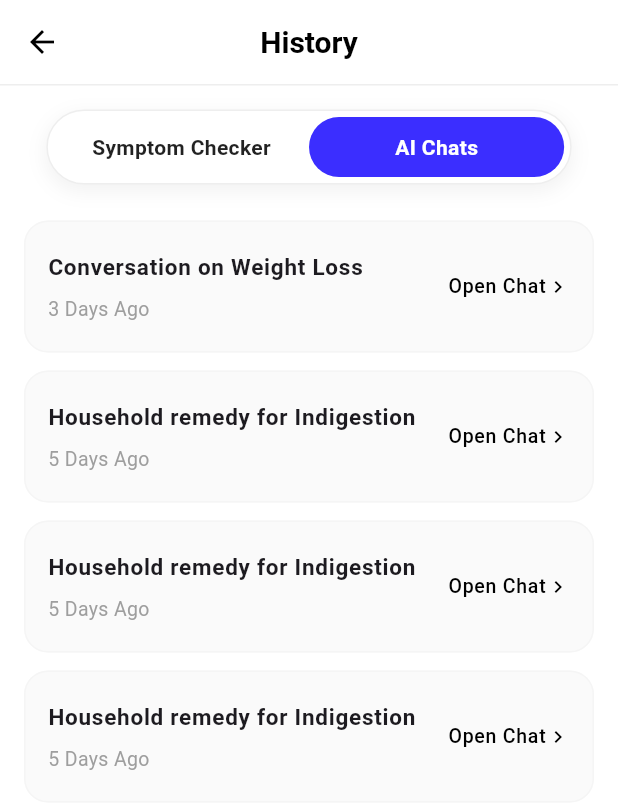
After one commit to Dejito/NaijaMedAssistant, a Flutter app: the PatientHistoryScreen screen opened directly, after a tap on "AI Chats", on a phone screen of 412 x 824 dp. The commit adds this screen. Shown: the top 809 px of the screen. Run offline on Flutter 3.47's test engine with Material 3 defaults, Android fonts, the phone set to English and light mode, and no system bars; our stand-ins replace bloc, dio, dots_indicator, flutter_bloc, flutter_easyloading, flutter_markdown_plus and 9 more; accounts and stored records are empty; network calls fail.

Commit message:
chats history implementation

```diff
--- a/lib/core/constant/app_url.dart
+++ b/lib/core/constant/app_url.dart
@@ -31,6 +31,7 @@ class AppUrl {
 
   ///Chats
   static const getChats = 'chats';
+  static String getChatMessages(String conversationId) => 'chats/$conversationId/messages';
   static const initiateChat = 'chats/initiate';
 
   ///Notifications
--- a/lib/data/service/user_api.dart
+++ b/lib/data/service/user_api.dart
@@ -150,6 +150,12 @@ class ApiService {
     return response;
   }
 
+  static Future<Response> getChatsHistory() async {
+    var response = await HttpUtil()
+        .get(AppUrl.getChats);
+    return response;
+  }
+
 
 
 
--- a/lib/presentation/app_page/app_page.dart
+++ b/lib/presentation/app_page/app_page.dart
@@ -2,6 +2,7 @@ import 'package:flutter/material.dart';
 import 'package:naija_med_assistant/presentation/views/profile/profile.dart';
 import '../ai_chat/view/patient_doctor_history_screen.dart';
 import '../dashboard/screens/dashboard.dart';
+import '../dashboard/screens/patient_history_screen.dart';
 
 
 class ApplicationPage extends StatefulWidget {
@@ -16,7 +17,7 @@ class ApplicationPage extends StatefulWidget {
 class _ApplicationPageState extends State<ApplicationPage> {
   final List<Widget> _pages = [
     const Dashboard(),
-    const PatientDoctorHistoryScreen(),
+    const PatientHistoryScreen(),
     const Profile(),
   ];
 
--- /dev/null
+++ b/lib/presentation/dashboard/dashboard_viewmodel/dashboard_state.dart
@@ -0,0 +1,6 @@
+part of 'dashboard_cubit.dart';
+
+@immutable
+sealed class DashboardState {}
+
+final class DashboardInitial extends DashboardState {}
--- /dev/null
+++ b/lib/presentation/dashboard/screens/patient_history_screen.dart
@@ -0,0 +1,183 @@
+import 'package:flutter/material.dart';
+
+import '../widgets/symptom_check_listview.dart';
+
+class PatientHistoryScreen extends StatefulWidget {
+  const PatientHistoryScreen({super.key});
+
+  @override
+  State<PatientHistoryScreen> createState() => _PatientHistoryScreenState();
+}
+
+class _PatientHistoryScreenState extends State<PatientHistoryScreen> {
+  int _selectedTabIndex = 0; // 0 for Symptom Checker, 1 for AI Chats
+
+  @override
+  Widget build(BuildContext context) {
+    const primaryBlue = Color(0xff3b2eff);
+
+    return Scaffold(
+      backgroundColor: Colors.white,
+      appBar: AppBar(
+        backgroundColor: Colors.white,
+        elevation: 0,
+        leading: IconButton(
+          icon: const Icon(Icons.arrow_back, color: Colors.black),
+          onPressed: () => Navigator.of(context).pop(),
+        ),
+        title: const Text(
+          'History',
+          style: TextStyle(
+            color: Colors.black,
+            fontSize: 20,
+            fontWeight: FontWeight.bold,
+          ),
+        ),
+        centerTitle: true,
+        bottom: PreferredSize(
+          preferredSize: const Size.fromHeight(1.0),
+          child: Container(
+            color: Colors.grey.shade200,
+            height: 1.0,
+          ),
+        ),
+      ),
+      body: Column(
+        children: [
+          const SizedBox(height: 16),
+
+          // Custom Pill Tab Switcher Container
+          Center(
+            child: Container(
+              width: MediaQuery.of(context).size.width * 0.85,
+              height: 50,
+              padding: const EdgeInsets.all(4),
+              decoration: BoxDecoration(
+                color: Colors.white,
+                borderRadius: BorderRadius.circular(25),
+                boxShadow: [
+                  BoxShadow(
+                    color: Colors.black.withOpacity(0.05),
+                    spreadRadius: 1,
+                    blurRadius: 10,
+                    offset: const Offset(0, 4),
+                  ),
+                ],
+                border: Border.all(color: Colors.grey.shade200),
+              ),
+              child: Row(
+                children: [
+                  // Tab 1: Symptom Checker
+                  Expanded(
+                    child: GestureDetector(
+                      onTap: () => setState(() => _selectedTabIndex = 0),
+                      child: Container(
+                        decoration: BoxDecoration(
+                          color: _selectedTabIndex == 0 ? primaryBlue : Colors.transparent,
+                          borderRadius: BorderRadius.circular(20),
+                        ),
+                        alignment: Alignment.center,
+                        child: Text(
+                          'Symptom Checker',
+                          style: TextStyle(
+                            color: _selectedTabIndex == 0 ? Colors.white : Colors.black87,
+                            fontSize: 14,
+                            fontWeight: FontWeight.bold,
+                          ),
+                        ),
+                      ),
+                    ),
+                  ),
+
+                  // Tab 2: AI Chats
+                  Expanded(
+                    child: GestureDetector(
+                      onTap: () => setState(() => _selectedTabIndex = 1),
+                      child: Container(
+                        decoration: BoxDecoration(
+                          color: _selectedTabIndex == 1 ? primaryBlue : Colors.transparent,
+                          borderRadius: BorderRadius.circular(20),
+                        ),
+                        alignment: Alignment.center,
+                        child: Text(
+                          'AI Chats',
+                          style: TextStyle(
+                            color: _selectedTabIndex == 1 ? Colors.white : Colors.black87,
+                            fontSize: 14,
+                            fontWeight: FontWeight.bold,
+                          ),
+                        ),
+                      ),
+                    ),
+                  ),
+                ],
+              ),
+            ),
+          ),
+          const SizedBox(height: 16),
+
+          // Conditional View Area
+          Expanded(
+            child: IndexedStack(
+              index: _selectedTabIndex,
+              children: [
+                // Tab index 0: Displays your already implemented view assembly
+                const SymptomCheckListview(),
+
+                // Tab index 1: Placeholder layout container for AI Chats list widget
+                _buildAiChatsListView(),
+              ],
+            ),
+          ),
+        ],
+      ),
+    );
+  }
+
+  /// Dummy layout for the right-hand view tab (AI Chats) shown in your screenshot
+  Widget _buildAiChatsListView() {
+    // Replace this structure entirely with your incoming chat response cubit/list-view
+    return ListView.builder(
+      padding: const EdgeInsets.symmetric(horizontal: 16, vertical: 8),
+      itemCount: 4,
+      itemBuilder: (context, index) {
+        return Card(
+          margin: const EdgeInsets.only(bottom: 12),
+          elevation: 0,
+          shape: RoundedRectangleBorder(
+            borderRadius: BorderRadius.circular(16),
+            side: BorderSide(color: Colors.grey.shade100),
+          ),
+          color: Colors.grey.shade50,
+          child: ListTile(
+            contentPadding: const EdgeInsets.symmetric(horizontal: 16, vertical: 8),
+            title: Text(
+              index == 0 ? 'Conversation on Weight Loss' : 'Household remedy for Indigestion',
+              style: const TextStyle(fontWeight: FontWeight.bold, fontSize: 15),
+            ),
+            subtitle: Padding(
+              padding: const EdgeInsets.only(top: 6.0),
+              child: Text(
+                index == 0 ? '3 Days Ago' : '5 Days Ago',
+                style: TextStyle(color: Colors.grey.shade500, fontSize: 13),
+              ),
+            ),
+            trailing: const Wrap(
+              crossAxisAlignment: WrapCrossAlignment.center,
+              children: [
+                Text(
+                  'Open Chat',
+                  style: TextStyle(color: Colors.black, fontWeight: FontWeight.w500, fontSize: 13),
+                ),
+                Icon(Icons.chevron_right, size: 16, color: Colors.black),
+              ],
+            ),
+            onTap: () {
+              // TODO: Wire entry point routing target for explicit conversation threads
+            },
+          ),
+        );
+      },
+    );
+  }
+}
```
Also changed, not shown: lib/presentation/ai_chat/ai_chat_service/response/chat_history_response.dart (added, +191 -0 lines), lib/presentation/ai_chat/ai_chat_viewmodel/ai_chat_cubit.dart (+22 -0 lines), lib/presentation/ai_chat/ai_chat_viewmodel/ai_chat_module_states/get_chat_history states.dart (added, +19 -0 lines), lib/presentation/dashboard/dashboard_viewmodel/dashboard_cubit.dart (added, +8 -0 lines).
